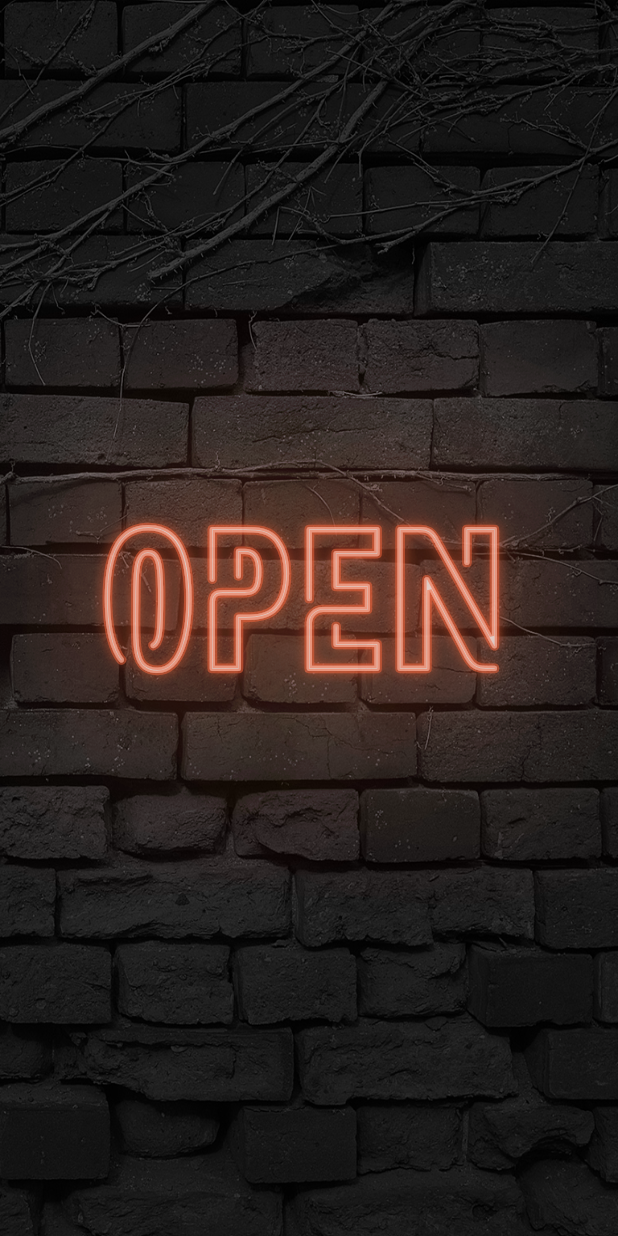
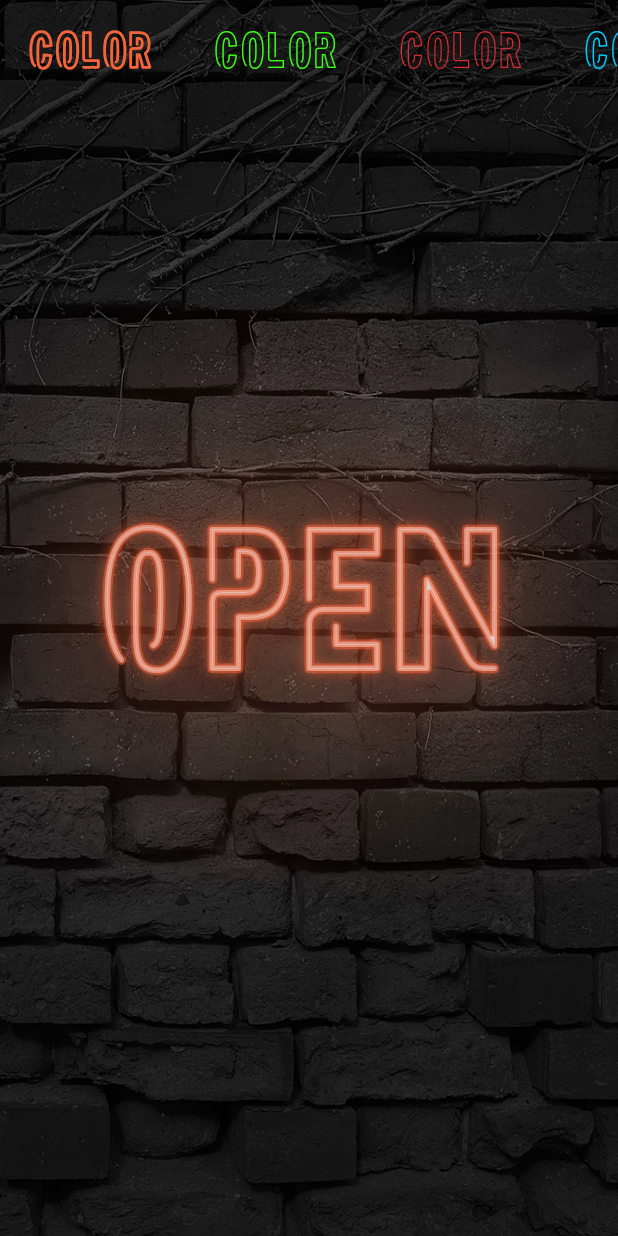
Before and after one commit to naunow/neon_sign_board, a Flutter app: the screen it shows after launch, after a tap on the "add" icon, on a phone screen of 412 x 824 dp. Run offline on Flutter 3.47's test engine with Material 2 defaults, Android fonts, the phone set to English and light mode, and no system bars; our stand-ins replace google_fonts.

Commit message:
- added a feature for changing text color.

```diff
--- a/lib/screens/home_screen.dart
+++ b/lib/screens/home_screen.dart
@@ -1,13 +1,50 @@
 import 'package:flutter/material.dart';
 import 'package:neonsignboard/screens/neon_display.dart';
 import 'package:neonsignboard/size_config.dart';
+
+// class Home extends StatelessWidget {
+//   @override
+//   Widget build(BuildContext context) {
+//     SizeConfig().init(context);
+//     return Scaffold(
+//       appBar: AppBar(
+//         actions: <Widget>[
+//           IconButton(
+//               icon: Icon(Icons.add),
+//               onPressed: () => Navigator.push(
+//                   context,
+//                   MaterialPageRoute(
+//                     builder: (context) => NeonDisplay(),
+//                   )))
+//         ],
+//       ),
+//       resizeToAvoidBottomInset: false,
+//       body: OrientationBuilder(builder: (context, orientation) {
+//         return GridView.builder(
+//           itemBuilder: (context, index) {
+//             return Placeholder();
+//           },
+//           gridDelegate: SliverGridDelegateWithFixedCrossAxisCount(
+//               crossAxisCount: orientation == Orientation.landscape ? 3 : 2),
+//         );
+//       }),
+//     );
+//   }
+// }
 
 class Home extends StatelessWidget {
   @override
   Widget build(BuildContext context) {
     SizeConfig().init(context);
     return Scaffold(
-      appBar: AppBar(
+      resizeToAvoidBottomInset: false,
+      body: CustomScrollView(
+        slivers: <Widget>[
+          SliverAppBar(
+            pinned: false,
+            snap: false,
+            floating: false,
+            title: Text('App Bar'),
             actions: <Widget>[
               IconButton(
                   icon: Icon(Icons.add),
@@ -18,16 +55,25 @@ class Home extends StatelessWidget {
                       )))
             ],
           ),
-      resizeToAvoidBottomInset: false,
-      body: OrientationBuilder(builder: (context, orientation) {
-        return GridView.builder(
-          itemBuilder: (context, index) {
-            return Placeholder();
-          },
-          gridDelegate: SliverGridDelegateWithFixedCrossAxisCount(
-              crossAxisCount: orientation == Orientation.landscape ? 3 : 2),
+          SliverGrid(
+            gridDelegate: SliverGridDelegateWithMaxCrossAxisExtent(
+              maxCrossAxisExtent: SizeConfig.screenWidth / 2,
+              mainAxisSpacing: 10.0,
+              crossAxisSpacing: 10.0,
+              childAspectRatio: 3.0,
+            ),
+            delegate: SliverChildBuilderDelegate((context, index) {
+              return OrientationBuilder(builder: (context, orientation) {
+                return Container(
+                  alignment: Alignment.center,
+                  color: Colors.teal[100 * (index % 9)],
+                  child: Text('grid item $index'),
                 );
-      }),
+              });
+            }, childCount: 50),
+          ),
+        ],
+      ),
     );
   }
 }
--- a/lib/screens/neon_display.dart
+++ b/lib/screens/neon_display.dart
@@ -16,13 +16,8 @@ class NeonDisplay extends StatelessWidget {
       resizeToAvoidBottomInset: false,
       body: OrientationBuilder(
         builder: (context, orientation) {
-          bool showMenu = false;
-          return InkWell(
-            onTap: () {
-              showMenu ? showMenu = false : showMenu = true;
-              debugPrint(showMenu.toString());
-            },
-            child: Container(
+          return Stack(children: [
+            Container(
               width: SizeConfig.screenWidth,
               height: SizeConfig.screenHeight,
               decoration: BoxDecoration(
@@ -33,17 +28,79 @@ class NeonDisplay extends StatelessWidget {
                         : backGroundVerticalImage),
                     fit: BoxFit.fill),
               ),
-                child: Center(
-                  child: NeonText(
-                    text: 'open',
-                    fontSize: 120,
-                    fontFamily: 'Neoneon',
-                    color: kOrangeColor,
+              child: ColorBar(),
             ),
-                )),
-          );
+          ]);
         },
       ),
     );
   }
 }
+
+class ColorBar extends StatefulWidget {
+  @override
+  _ColorBarState createState() => _ColorBarState();
+}
+
+class _ColorBarState extends State<ColorBar> {
+  int selectedColorIndex = 0;
+
+  final List<Color> colors = [
+    kOrangeColor,
+    kGreenColor,
+    kRedColor,
+    kBlueColor,
+    kYellowColor,
+    kPinkColor
+  ];
+
+  @override
+  Widget build(BuildContext context) {
+    // Top bar
+    return Container(
+      color: Colors.transparent,
+      height: SizeConfig.screenHeight,
+      width: SizeConfig.screenWidth,
+      child: Stack(
+        children: <Widget>[
+          ListView.builder(
+            itemCount: colors.length,
+            scrollDirection: Axis.horizontal,
+            itemBuilder: (context, index) {
+              // Color selector
+              return GestureDetector(
+                onTap: () {
+                  setState(() {
+                    selectedColorIndex = index;
+                  });
+                },
+                child: Padding(
+                  padding:
+                      const EdgeInsets.symmetric(horizontal: 20, vertical: 20),
+                  child: Text(
+                    'Color',
+                    style: TextStyle(
+                        color: colors[index],
+                        fontSize: 30,
+                        fontWeight: index == selectedColorIndex
+                            ? FontWeight.bold
+                            : FontWeight.normal,
+                        fontFamily: 'Neoneon'),
+                  ),
+                ),
+              );
+            },
+          ),
+          Center(
+            child: NeonText(
+              text: 'open',
+              fontSize: 120,
+              fontFamily: 'Neoneon',
+              color: colors[selectedColorIndex],
+            ),
+          )
+        ],
+      ),
+    );
+  }
+}
```
Lines whose indentation alone changed are shown as unchanged.
